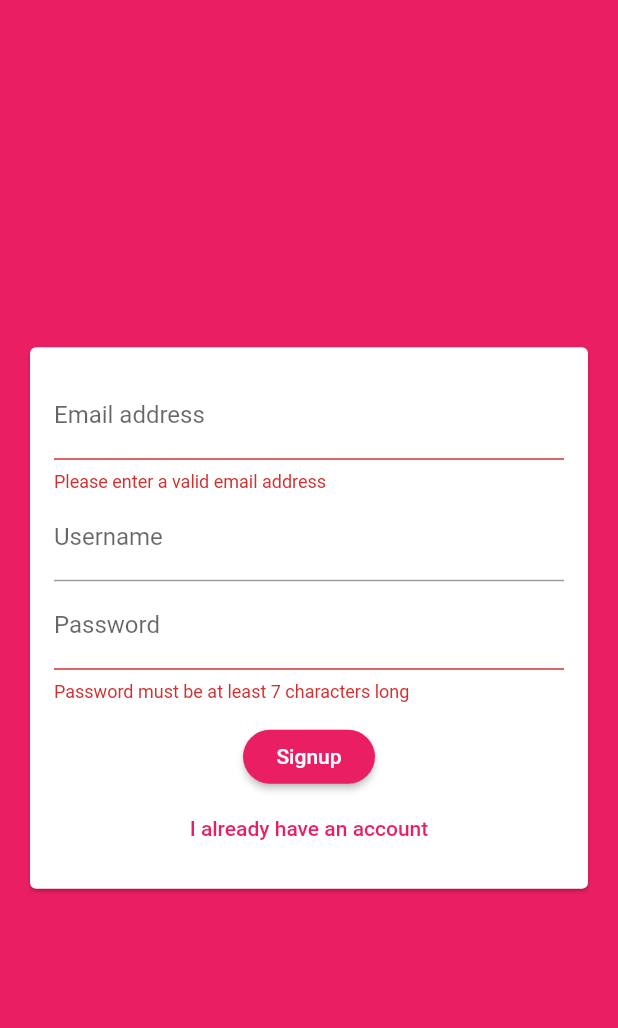
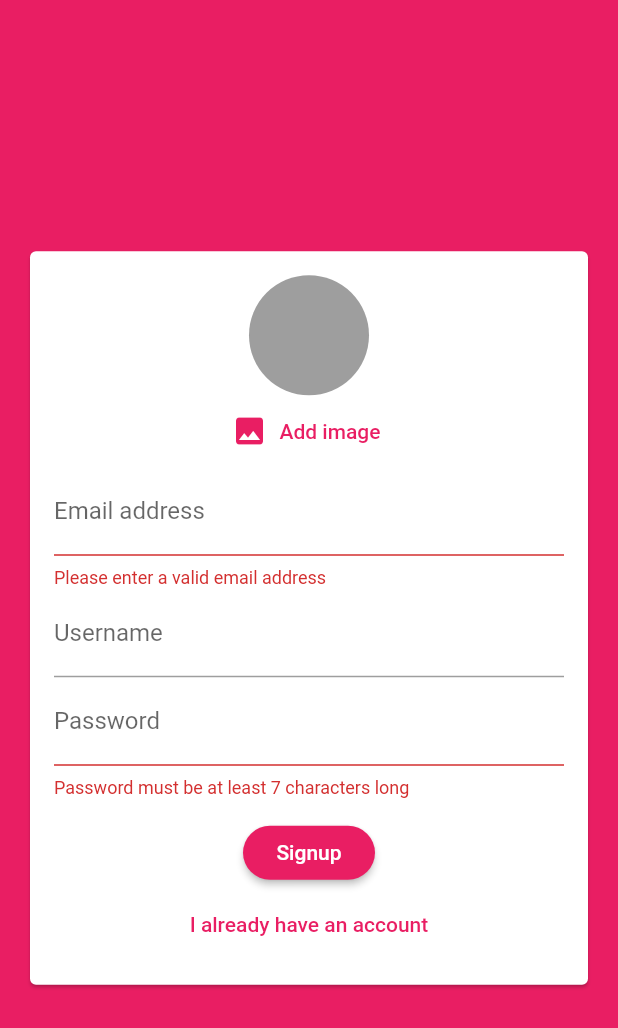
Before and after one commit to stevepoll/academind_firebase_chat, a Flutter app: the screen it shows after launch, after a tap on "Login", after a tap on "Create new account", on a phone screen of 412 x 824 dp. Shown: the top 1028 px of the screen. Run offline on Flutter 3.47's test engine with Material 2 defaults, Android fonts, the phone set to English and light mode, and no system bars; our stand-ins replace cloud_firestore, firebase_auth, firebase_core, firebase_messaging, firebase_storage, image_picker; accounts and stored records are empty.

```diff
--- a/lib/main.dart
+++ b/lib/main.dart
@@ -1,6 +1,8 @@
 import 'package:academind_firebase_chat/screens/auth_screen.dart';
 import 'package:academind_firebase_chat/screens/chat_screen.dart';
+import 'package:academind_firebase_chat/screens/splash_screen.dart';
 import 'package:firebase_auth/firebase_auth.dart';
+import 'package:firebase_core/firebase_core.dart';
 import 'package:flutter/material.dart';
 
 void main() {
@@ -8,7 +10,8 @@ void main() {
 }
 
 class MyApp extends StatelessWidget {
-  // This widget is the root of your application.
+  final Future<FirebaseApp> _initFB = Firebase.initializeApp();
+
   @override
   Widget build(BuildContext context) {
     return MaterialApp(
@@ -27,15 +30,25 @@ class MyApp extends StatelessWidget {
         ),
         visualDensity: VisualDensity.adaptivePlatformDensity,
       ),
-      home: StreamBuilder(
-        stream: FirebaseAuth.instance.onAuthStateChanged,
+      home: FutureBuilder(
+          future: _initFB,
+          builder: (context, AsyncSnapshot<FirebaseApp> snapshot) {
+            if (snapshot.connectionState == ConnectionState.waiting) {
+              return SplashScreen();
+            }
+            return StreamBuilder(
+              stream: FirebaseAuth.instance.authStateChanges(),
               builder: (context, snapshot) {
+                if (snapshot.connectionState == ConnectionState.waiting) {
+                  return SplashScreen();
+                }
                 if (snapshot.hasData) {
                   return ChatScreen();
                 }
                 return AuthScreen();
               },
-      ),
+            );
+          }),
     );
   }
 }
--- /dev/null
+++ b/lib/screens/splash_screen.dart
@@ -0,0 +1,13 @@
+import 'package:flutter/material.dart';
+
+class SplashScreen extends StatelessWidget {
+  @override
+  Widget build(BuildContext context) {
+    return Scaffold(
+      backgroundColor: Theme.of(context).primaryColor,
+      body: Center(
+        child: Text('Loading...'),
+      ),
+    );
+  }
+}
--- a/lib/widgets/auth/auth_form.dart
+++ b/lib/widgets/auth/auth_form.dart
@@ -1,10 +1,13 @@
+import 'dart:io';
+
+import 'package:academind_firebase_chat/widgets/pickers/user_image_picker.dart';
 import 'package:flutter/material.dart';
 
 class AuthForm extends StatefulWidget {
   final bool isLoading;
 
   final void Function(String email, String password, String userName,
-      bool isLogin, BuildContext ctx) submitForm;
+      File image, bool isLogin, BuildContext ctx) submitForm;
 
   AuthForm(this.submitForm, this.isLoading);
 
@@ -18,15 +21,30 @@ class _AuthFormState extends State<AuthForm> {
   var _email = '';
   var _userName = '';
   var _password = '';
+  File _userImageFile;
+
+  void _pickedImage(File image) {
+    _userImageFile = image;
+  }
 
   void _trySubmit() {
     final isValid = _formKey.currentState.validate();
     // Close the keyboard
     FocusScope.of(context).unfocus();
+    if (_userImageFile == null && !_isLogin) {
+      Scaffold.of(context).showSnackBar(
+        SnackBar(
+          content: Text('Please add an image'),
+          backgroundColor: Theme.of(context).errorColor,
+        ),
+      );
+      return;
+    }
 
     if (isValid) {
       _formKey.currentState.save();
-      widget.submitForm(_email, _password, _userName, _isLogin, context);
+      widget.submitForm(
+          _email, _password, _userName, _userImageFile, _isLogin, context);
       // Use the values to send to Firebase
     }
   }
@@ -50,6 +68,7 @@ class _AuthFormState extends State<AuthForm> {
               child: Column(
                 mainAxisSize: MainAxisSize.min,
                 children: [
+                  if (!_isLogin) UserImagePicker(_pickedImage),
                   // Email address
                   TextFormField(
                     key: ValueKey('email'),
@@ -61,6 +80,9 @@ class _AuthFormState extends State<AuthForm> {
                       return null;
                     },
                     keyboardType: TextInputType.emailAddress,
+                    autocorrect: false,
+                    enableSuggestions: false,
+                    textCapitalization: TextCapitalization.none,
                     onSaved: (value) {
                       _email = value.trim();
                     },
@@ -76,6 +98,9 @@ class _AuthFormState extends State<AuthForm> {
                         }
                         return null;
                       },
+                      autocorrect: true,
+                      textCapitalization: TextCapitalization.words,
+                      enableSuggestions: false,
                       onSaved: (value) {
                         _userName = value.trim();
                       },
--- /dev/null
+++ b/lib/widgets/pickers/user_image_picker.dart
@@ -0,0 +1,50 @@
+import 'dart:io';
+
+import 'package:flutter/material.dart';
+import 'package:image_picker/image_picker.dart';
+
+class UserImagePicker extends StatefulWidget {
+  final void Function(File pickedImage) imagePickFn;
+
+  UserImagePicker(this.imagePickFn);
+
+  @override
+  _UserImagePickerState createState() => _UserImagePickerState();
+}
+
+class _UserImagePickerState extends State<UserImagePicker> {
+  File _pickedImageFile;
+
+  void _pickImage() async {
+    final pickedFile = await ImagePicker().getImage(
+      source: ImageSource.camera,
+      imageQuality: 50,
+      maxWidth: 150,
+    );
+    final imageFile = File(pickedFile.path);
+    setState(() {
+      _pickedImageFile = imageFile;
+    });
+    widget.imagePickFn(imageFile);
+  }
+
+  @override
+  Widget build(BuildContext context) {
+    return Column(
+      children: [
+        CircleAvatar(
+          radius: 40,
+          backgroundColor: Colors.grey,
+          backgroundImage:
+              _pickedImageFile == null ? null : FileImage(_pickedImageFile),
+        ),
+        FlatButton.icon(
+          onPressed: _pickImage,
+          icon: Icon(Icons.image),
+          label: Text('Add image'),
+          textColor: Theme.of(context).primaryColor,
+        ),
+      ],
+    );
+  }
+}
```
Also changed, not shown: lib/screens/auth_screen.dart (+22 -8 lines), lib/screens/chat_screen.dart (+31 -10 lines), lib/widgets/chat/message_bubble.dart (added, +82 -0 lines), lib/widgets/chat/messages.dart (+16 -3 lines), lib/widgets/chat/new_message.dart (added, +63 -0 lines), pubspec.yaml (+7 -2 lines), firebase.json (added), package-lock.json (added), pubspec.lock, 32 other files. Lines whose indentation alone changed are shown as unchanged.
